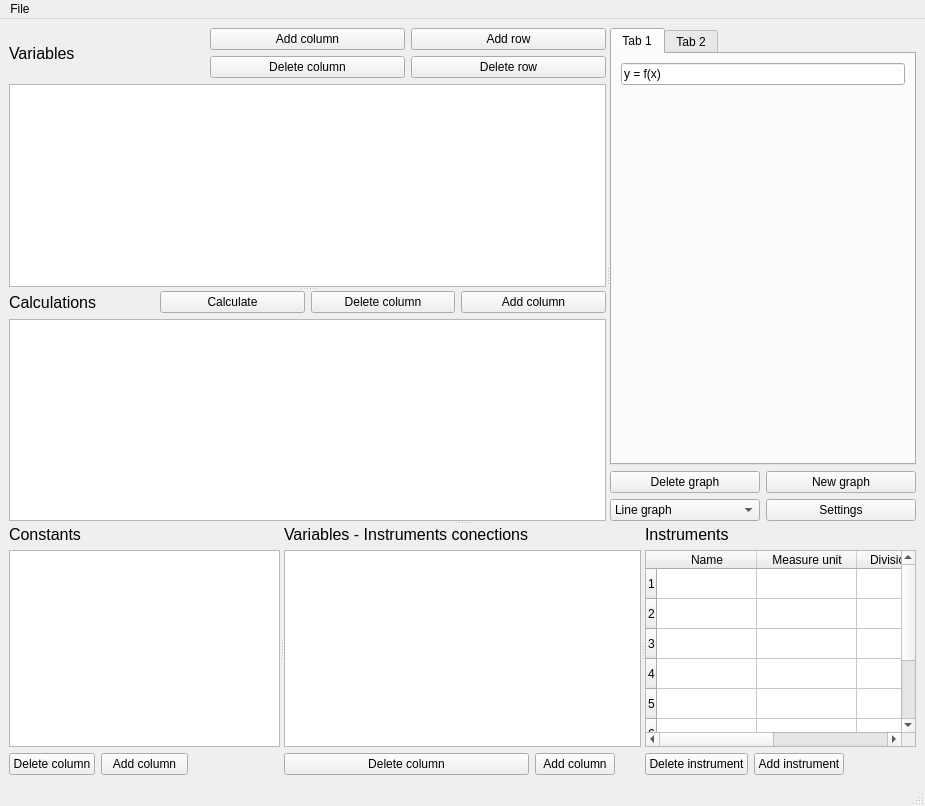
This is mainwindow.ui in Kirikus/Experiments-2026S-CPP as Qt 5 draws it before an edit. The edited form follows.
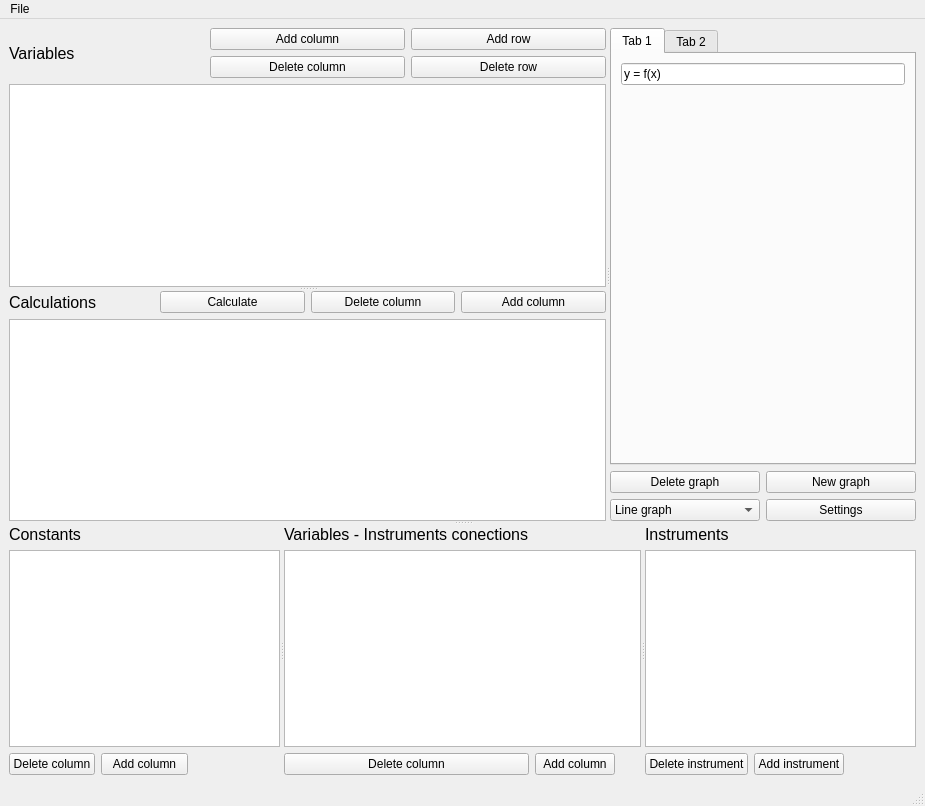
This is the edited form.

The edit to the form file:
```diff
--- a/mainwindow.ui
+++ b/mainwindow.ui
@@ -374,67 +374,7 @@
           </widget>
          </item>
          <item row="1" column="0" colspan="3">
-          <widget class="QTableWidget" name="InstrumentsTable">
-           <row>
-            <property name="text">
-             <string>1</string>
-            </property>
-           </row>
-           <row>
-            <property name="text">
-             <string>2</string>
-            </property>
-           </row>
-           <row>
-            <property name="text">
-             <string>3</string>
-            </property>
-           </row>
-           <row>
-            <property name="text">
-             <string>4</string>
-            </property>
-           </row>
-           <row>
-            <property name="text">
-             <string>5</string>
-            </property>
-           </row>
-           <row>
-            <property name="text">
-             <string>6</string>
-            </property>
-           </row>
-           <row>
-            <property name="text">
-             <string>7</string>
-            </property>
-           </row>
-           <row>
-            <property name="text">
-             <string>8</string>
-            </property>
-           </row>
-           <column>
-            <property name="text">
-             <string>Name</string>
-            </property>
-           </column>
-           <column>
-            <property name="text">
-             <string>Measure unit</string>
-            </property>
-           </column>
-           <column>
-            <property name="text">
-             <string>Division value</string>
-            </property>
-           </column>
-           <column>
-            <property name="text">
-             <string>System error</string>
-            </property>
-           </column>
+          <widget class="QTableView" name="InstrumentsTable">
           </widget>
          </item>
         </layout>
```
